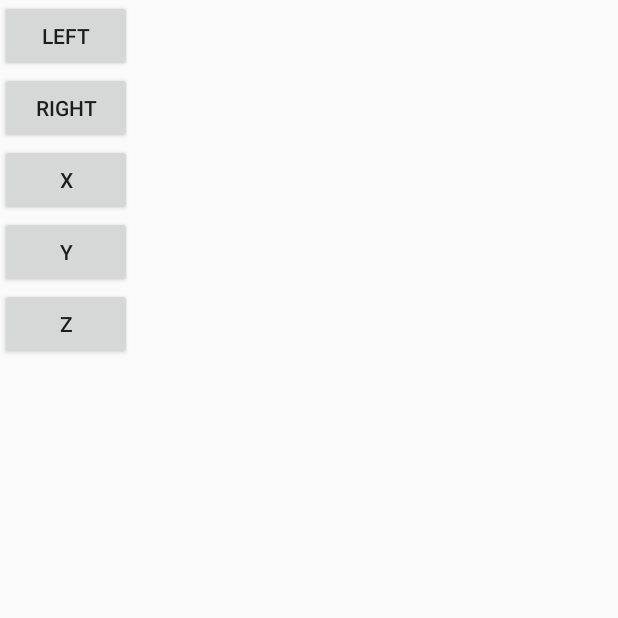
After one commit to chrissea/unicon, an Android app: the ControllerActivity screen opened directly, with no data from a screen before it, on a phone screen of 412 x 824 dp, the top half of it. The commit adds this screen. Run offline under Robolectric (Android 15) with nearby library versions, the light colour scheme and no system bars.

Commit message:
added start screen & controller activity

```diff
--- a/androidapp-unicon/app/build.gradle
+++ b/androidapp-unicon/app/build.gradle
@@ -22,7 +22,9 @@ dependencies {
     implementation fileTree(dir: 'libs', include: ['*.jar'])
     implementation 'com.android.support:appcompat-v7:28.0.0'
     implementation 'com.android.support.constraint:constraint-layout:1.1.3'
+    implementation 'com.android.support:design:28.0.0'
     testImplementation 'junit:junit:4.12'
     androidTestImplementation 'com.android.support.test:runner:1.0.2'
     androidTestImplementation 'com.android.support.test.espresso:espresso-core:3.0.2'
+
 }
--- /dev/null
+++ b/androidapp-unicon/app/src/main/java/com/example/androidapp_unicon/ControllerActivity.java
@@ -0,0 +1,108 @@
+package com.example.androidapp_unicon;
+
+import android.os.Bundle;
+import android.support.design.widget.FloatingActionButton;
+import android.support.design.widget.Snackbar;
+import android.support.v7.app.AppCompatActivity;
+import android.support.v7.widget.Toolbar;
+import android.util.Log;
+import android.view.View;
+
+import java.io.BufferedWriter;
+import java.io.IOException;
+import java.io.OutputStreamWriter;
+import java.io.PrintWriter;
+import java.net.InetAddress;
+import java.net.Socket;
+import java.net.UnknownHostException;
+import java.util.Timer;
+
+public class ControllerActivity extends AppCompatActivity {
+
+    private Socket socket;
+
+    private static final int SERVER_PORT = 8000;
+    private static final String SERVER_IP = "10.0.0.34";
+    private static final String default_op = "";
+    private static final int refreshRate = 1000;
+
+    private static volatile String output = default_op;
+
+    @Override
+    protected void onCreate(Bundle savedInstanceState) {
+        super.onCreate(savedInstanceState);
+        setContentView(R.layout.activity_controller);
+
+        new Thread(new ClientThread()).start();
+    }
+
+    public void onLeft(View view) {
+        output += "L";
+    }
+
+    public void onRight(View view) {
+        output += "R";
+    }
+
+    public void onX(View view) {
+        output += "X";
+    }
+
+    public void onY(View view) {
+        output += "Y";
+    }
+
+    public void onZ(View view) {
+        output += "Z";
+    }
+
+    class ClientThread implements Runnable {
+
+        @Override
+        public void run() {
+
+            PrintWriter out = null;
+
+            try {
+
+                InetAddress serverAddr = InetAddress.getByName(SERVER_IP);
+                socket = new Socket(serverAddr, SERVER_PORT);
+
+                Log.i("connection", "the socket is initialized");
+                out = new PrintWriter(new BufferedWriter(
+                        new OutputStreamWriter(socket.getOutputStream())),
+                        true);
+
+            } catch (UnknownHostException e1) {
+                e1.printStackTrace();
+                Log.i("e1error", "unknown");
+            } catch (IOException e1) {
+                e1.printStackTrace();
+                Log.i("e1error", "io");
+            } catch (Exception e) {
+                e.printStackTrace();
+                Log.i("error", "e");
+            }
+
+            while(true) {
+                talkToServer(out);
+            }
+
+        }
+
+        public void talkToServer(PrintWriter out) {
+            try {
+                Thread.sleep(refreshRate); }
+            catch (Exception e) {
+                e.printStackTrace(); }
+
+            if (output != "") {
+                out.println(output);
+            }
+            output = default_op;
+
+        }
+
+    }
+
+}
--- /dev/null
+++ b/androidapp-unicon/app/src/main/res/layout/activity_controller.xml
@@ -0,0 +1,46 @@
+<?xml version="1.0" encoding="utf-8"?>
+
+
+<LinearLayout xmlns:android="http://schemas.android.com/apk/res/android"
+    xmlns:tools="http://schemas.android.com/tools"
+    android:layout_width="fill_parent"
+    android:layout_height="fill_parent"
+    android:orientation="vertical"
+    tools:context=".ControllerActivity">
+
+    <Button
+        android:id="@+id/Left"
+        android:layout_width="wrap_content"
+        android:layout_height="wrap_content"
+        android:onClick="onLeft"
+        android:text="Left"></Button>
+
+    <Button
+    android:id="@+id/Right"
+    android:layout_width="wrap_content"
+    android:layout_height="wrap_content"
+    android:onClick="onRight"
+    android:text="Right"></Button>
+
+    <Button
+    android:id="@+id/X"
+    android:layout_width="wrap_content"
+    android:layout_height="wrap_content"
+    android:onClick="onX"
+    android:text="X"></Button>
+
+    <Button
+    android:id="@+id/Y"
+    android:layout_width="wrap_content"
+    android:layout_height="wrap_content"
+    android:onClick="onY"
+    android:text="Y"></Button>
+
+    <Button
+    android:id="@+id/Z"
+    android:layout_width="wrap_content"
+    android:layout_height="wrap_content"
+    android:onClick="onZ"
+    android:text="Z"></Button>
+
+</LinearLayout>
--- /dev/null
+++ b/androidapp-unicon/app/src/main/res/values/dimens.xml
@@ -0,0 +1,3 @@
+<resources>
+    <dimen name="fab_margin">16dp</dimen>
+</resources>
--- a/androidapp-unicon/app/src/main/res/values/strings.xml
+++ b/androidapp-unicon/app/src/main/res/values/strings.xml
@@ -1,3 +1,4 @@
 <resources>
     <string name="app_name">androidapp-unicon</string>
+    <string name="title_activity_controller">ControllerActivity</string>
 </resources>
--- a/androidapp-unicon/app/src/main/res/values/styles.xml
+++ b/androidapp-unicon/app/src/main/res/values/styles.xml
@@ -8,4 +8,13 @@
         <item name="colorAccent">@color/colorAccent</item>
     </style>
 
+    <style name="AppTheme.NoActionBar">
+        <item name="windowActionBar">false</item>
+        <item name="windowNoTitle">true</item>
+    </style>
+
+    <style name="AppTheme.AppBarOverlay" parent="ThemeOverlay.AppCompat.Dark.ActionBar" />
+
+    <style name="AppTheme.PopupOverlay" parent="ThemeOverlay.AppCompat.Light" />
+
 </resources>
--- a/androidapp-unicon/build.gradle
+++ b/androidapp-unicon/build.gradle
@@ -8,7 +8,7 @@ buildscript {
     }
     dependencies {
         classpath 'com.android.tools.build:gradle:3.3.0'
-
+        //classpath 'com.jakewharton:butterknife-gradle-plugin:10.0.0'
         // NOTE: Do not place your application dependencies here; they belong
         // in the individual module build.gradle files
     }
```
Also changed, not shown: androidapp-unicon/app/src/main/AndroidManifest.xml (+8 -7 lines), androidapp-unicon/app/src/main/java/com/example/androidapp_unicon/Client.java (deleted, +0 -70 lines), androidapp-unicon/app/src/main/java/com/example/androidapp_unicon/MainActivity.java (+32 -58 lines), androidapp-unicon/app/src/main/res/layout/activity_main.xml (+6 -3 lines), 1 other file.
